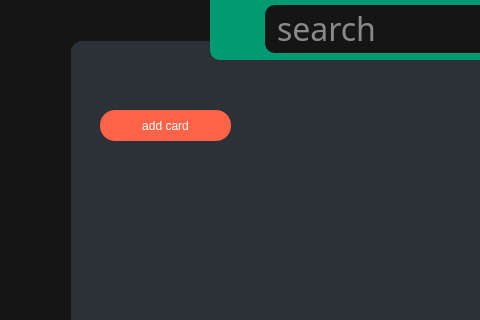
Qt form command-flow-main-window.ui (command-flow-team/command-flow) before a commit; both pictures show x 0 to 480 and y 0 to 320 of the 800 by 600 pixel window.
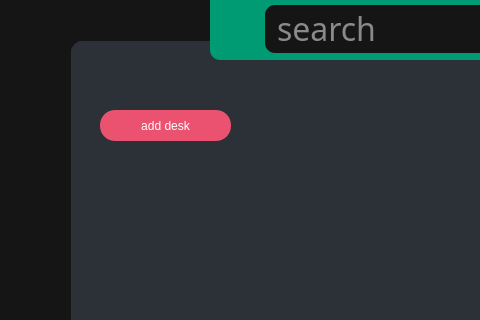
The same form after that commit. Icons and pictures are not drawn.

Patch:
```diff
--- a/command-flow-main-window.ui
+++ b/command-flow-main-window.ui
@@ -581,13 +581,13 @@
          </rect>
         </property>
         <property name="styleSheet">
-         <string notr="true">background-color: tomato;
+         <string notr="true">background-color: #EA526F;
 border-radius: 15;
 font: 700 21pt &quot;Afacad Flux&quot;;
 color: white;</string>
         </property>
         <property name="text">
-         <string>add card</string>
+         <string>add desk</string>
         </property>
        </widget>
       </widget>
```
Left out of the diff: 2 changed lines with no effect on the pictures.
